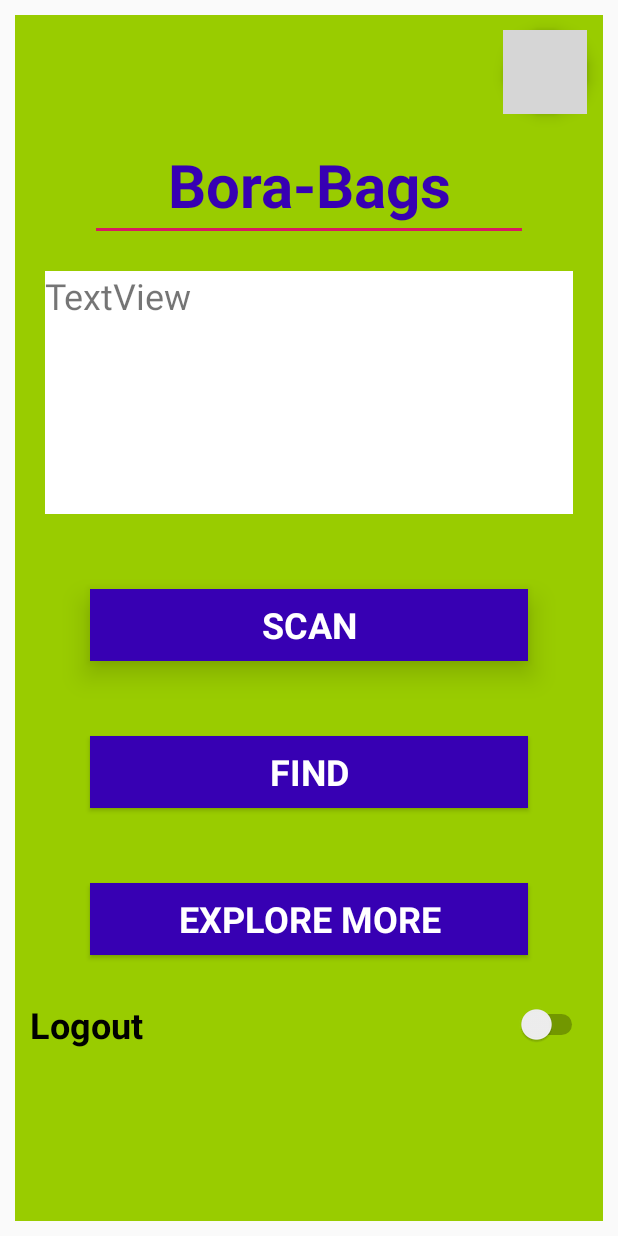
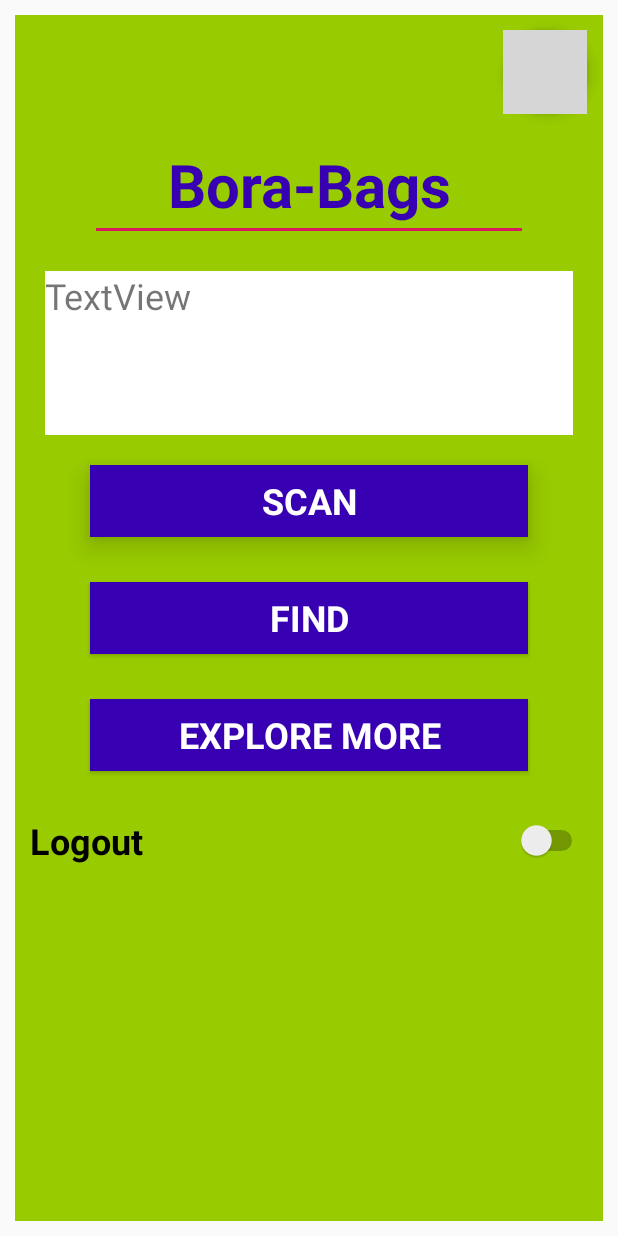
Before and after one commit to ylau02/athena-hack, an Android app: the layout activity_main.xml on its own in the app's theme, with its tools: preview values and no code run, on a phone screen of 412 x 824 dp. Run offline under Robolectric (Android 15) with nearby library versions, the phone set to English and light mode, and no system bars; Roboto replaces fonts that are not available here; grey boxes are pictures that could not be loaded.

Commit message:
main page button margins adjusted to fit

```diff
--- a/docs/code/app/src/main/res/layout/activity_login.xml
+++ b/docs/code/app/src/main/res/layout/activity_login.xml
@@ -24,6 +24,7 @@
         android:id="@+id/login_form"
         android:layout_width="match_parent"
         android:layout_height="match_parent"
+        android:baselineAligned="false"
         android:fillViewport="true">
 
         <LinearLayout
--- a/docs/code/app/src/main/res/layout/activity_main.xml
+++ b/docs/code/app/src/main/res/layout/activity_main.xml
@@ -37,7 +37,7 @@
     <TextView
         android:id="@+id/ViewReward"
         android:layout_width="match_parent"
-        android:layout_height="162dp"
+        android:layout_height="109dp"
         android:layout_marginStart="20dp"
         android:layout_marginLeft="10dp"
         android:layout_marginTop="20dp"
@@ -55,10 +55,10 @@
         android:layout_width="match_parent"
         android:layout_height="wrap_content"
         android:layout_marginStart="50dp"
-        android:layout_marginTop="50dp"
+        android:layout_marginTop="20dp"
         android:layout_marginEnd="50dp"
         android:layout_marginRight="50dp"
-        android:layout_marginBottom="50dp"
+        android:layout_marginBottom="30dp"
         android:background="@color/design_default_color_primary_dark"
         android:baselineAligned="false"
         android:elevation="11dp"
@@ -76,7 +76,7 @@
         android:layout_height="wrap_content"
         android:layout_marginLeft="50dp"
         android:layout_marginRight="50dp"
-        android:layout_marginBottom="50dp"
+        android:layout_marginBottom="30dp"
         android:background="@color/design_default_color_primary_dark"
         android:fontFamily="@font/amatic_sc"
         android:text="Find"
```
